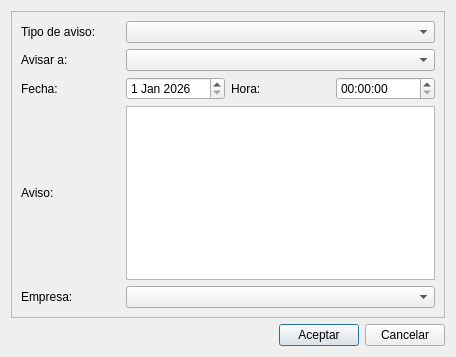
Qt form app/ui/frmnuevosavisos.ui (MarcArtStudio3D/creative_ERP) before a commit.
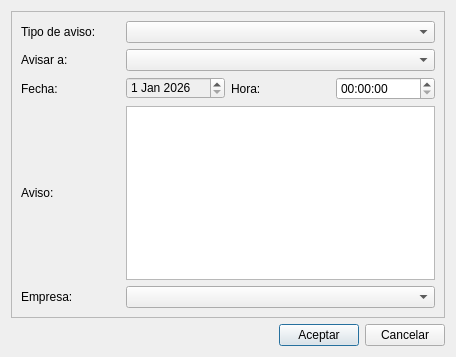
The same form after that commit. Icons and pictures are not drawn.

The edit to the form file:
```diff
--- a/app/ui/frmnuevosavisos.ui
+++ b/app/ui/frmnuevosavisos.ui
@@ -67,6 +67,10 @@
       </item>
       <item row="2" column="1">
        <widget class="QDateEdit" name="txtFecha">
+        <property name="styleSheet">
+         <string notr="true">color: rgb(0, 0, 0);
+background-color: rgb(239, 239, 239);</string>
+        </property>
         <property name="dateTime">
          <datetime>
           <hour>0</hour>
```
